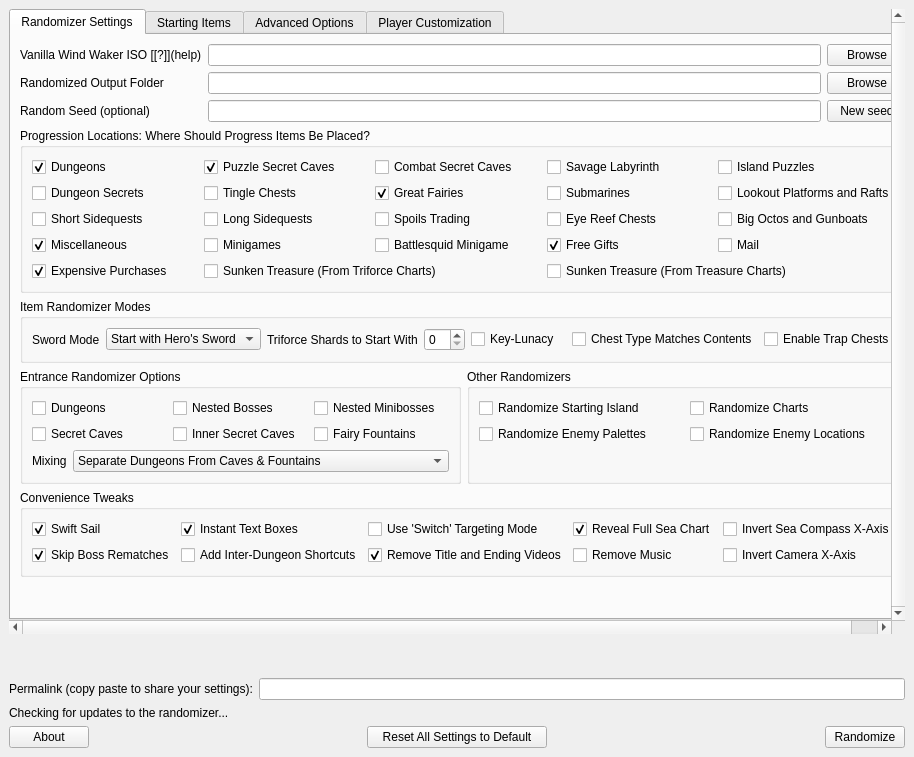
LagoLunatic/wwrando, file wwr_ui/randomizer_window.ui: the form before one commit.
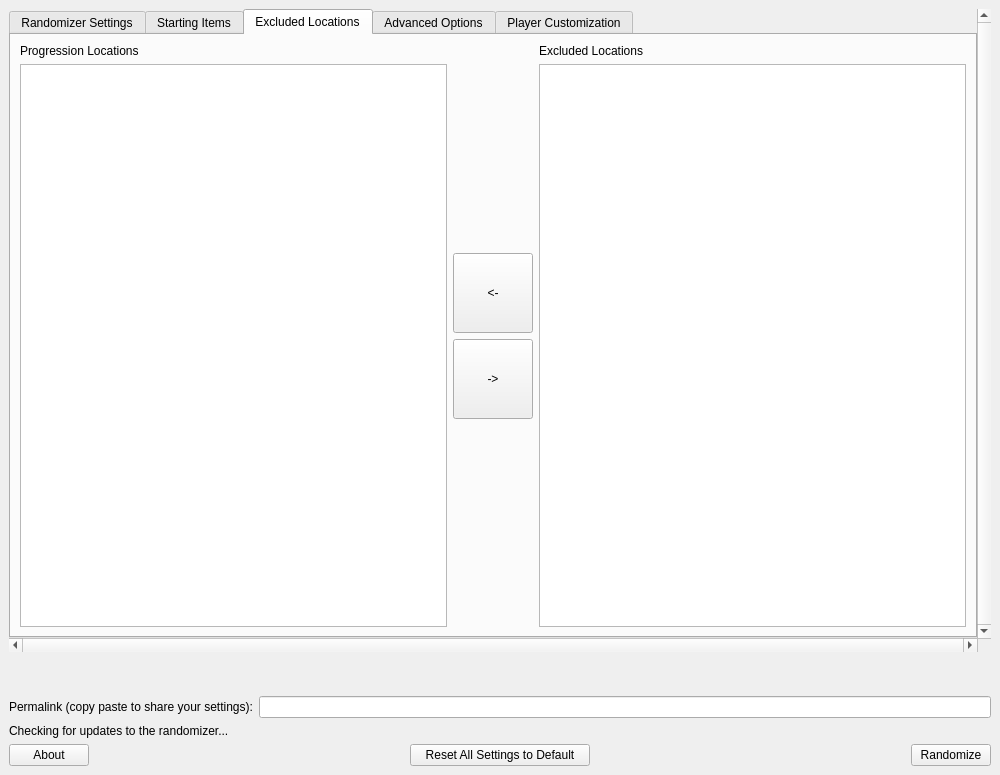
The form after the commit. The open tabs and pages were chosen to show the change. Custom widgets are drawn as their Qt base class.

Commit message: Allow user to select specific locations to exclude from progression

```diff
--- a/wwr_ui/randomizer_window.ui
+++ b/wwr_ui/randomizer_window.ui
@@ -6,8 +6,8 @@
    <rect>
     <x>0</x>
     <y>0</y>
-    <width>914</width>
-    <height>757</height>
+    <width>1000</width>
+    <height>775</height>
    </rect>
   </property>
   <property name="windowTitle">
@@ -40,8 +40,8 @@
         <rect>
          <x>0</x>
          <y>0</y>
-         <width>879</width>
-         <height>600</height>
+         <width>965</width>
+         <height>618</height>
         </rect>
        </property>
        <layout class="QVBoxLayout" name="verticalLayout_2">
@@ -862,6 +862,125 @@
             </item>
            </layout>
           </widget>
+          <widget class="QWidget" name="tab_excluded_locations">
+           <attribute name="title">
+            <string>Excluded Locations</string>
+           </attribute>
+           <layout class="QVBoxLayout" name="verticalLayout_12">
+            <item>
+             <layout class="QHBoxLayout" name="horizontalLayout_10">
+              <item>
+               <layout class="QVBoxLayout" name="verticalLayout_9">
+                <item>
+                 <widget class="QLabel" name="label_for_progression_locations">
+                  <property name="text">
+                   <string>Progression Locations</string>
+                  </property>
+                 </widget>
+                </item>
+                <item>
+                 <widget class="QListView" name="progression_locations">
+                  <property name="font">
+                   <font>
+                    <pointsize>8</pointsize>
+                   </font>
+                  </property>
+                  <property name="editTriggers">
+                   <set>QAbstractItemView::NoEditTriggers</set>
+                  </property>
+                  <property name="selectionMode">
+                   <enum>QAbstractItemView::ExtendedSelection</enum>
+                  </property>
+                 </widget>
+                </item>
+               </layout>
+              </item>
+              <item>
+               <layout class="QVBoxLayout" name="verticalLayout_10">
+                <item>
+                 <spacer name="verticalSpacer_4">
+                  <property name="orientation">
+                   <enum>Qt::Vertical</enum>
+                  </property>
+                  <property name="sizeHint" stdset="0">
+                   <size>
+                    <width>20</width>
+                    <height>40</height>
+                   </size>
+                  </property>
+                 </spacer>
+                </item>
+                <item>
+                 <widget class="QPushButton" name="include_location">
+                  <property name="minimumSize">
+                   <size>
+                    <width>0</width>
+                    <height>80</height>
+                   </size>
+                  </property>
+                  <property name="text">
+                   <string>&lt;-</string>
+                  </property>
+                 </widget>
+                </item>
+                <item>
+                 <widget class="QPushButton" name="exclude_location">
+                  <property name="minimumSize">
+                   <size>
+                    <width>0</width>
+                    <height>80</height>
+                   </size>
+                  </property>
+                  <property name="text">
+                   <string>-&gt;</string>
+                  </property>
+                 </widget>
+                </item>
+                <item>
+                 <spacer name="verticalSpacer_5">
+                  <property name="orientation">
+                   <enum>Qt::Vertical</enum>
+                  </property>
+                  <property name="sizeHint" stdset="0">
+                   <size>
+                    <width>20</width>
+                    <height>40</height>
+                   </size>
+                  </property>
+                 </spacer>
+                </item>
+               </layout>
+              </item>
+              <item>
+               <layout class="QVBoxLayout" name="verticalLayout_11">
+                <item>
+                 <widget class="QLabel" name="label_for_excluded_locations">
+                  <property name="text">
+                   <string>Excluded Locations</string>
+                  </property>
+                 </widget>
+                </item>
+                <item>
+                 <widget class="QListView" name="excluded_locations">
+                  <property name="font">
+                   <font>
+                    <pointsize>8</pointsize>
+                   </font>
+                  </property>
+                  <property name="editTriggers">
+                   <set>QAbstractItemView::NoEditTriggers</set>
+                  </property>
+                  <property name="selectionMode">
+                   <enum>QAbstractItemView::ExtendedSelection</enum>
+                  </property>
+                 </widget>
+                </item>
+               </layout>
+              </item>
+             </layout>
+            </item>
+           </layout>
+          </widget>
           <widget class="QWidget" name="tab_advanced">
            <attribute name="title">
             <string>Advanced Options</string>
```
The commit also changes 5 other files.
